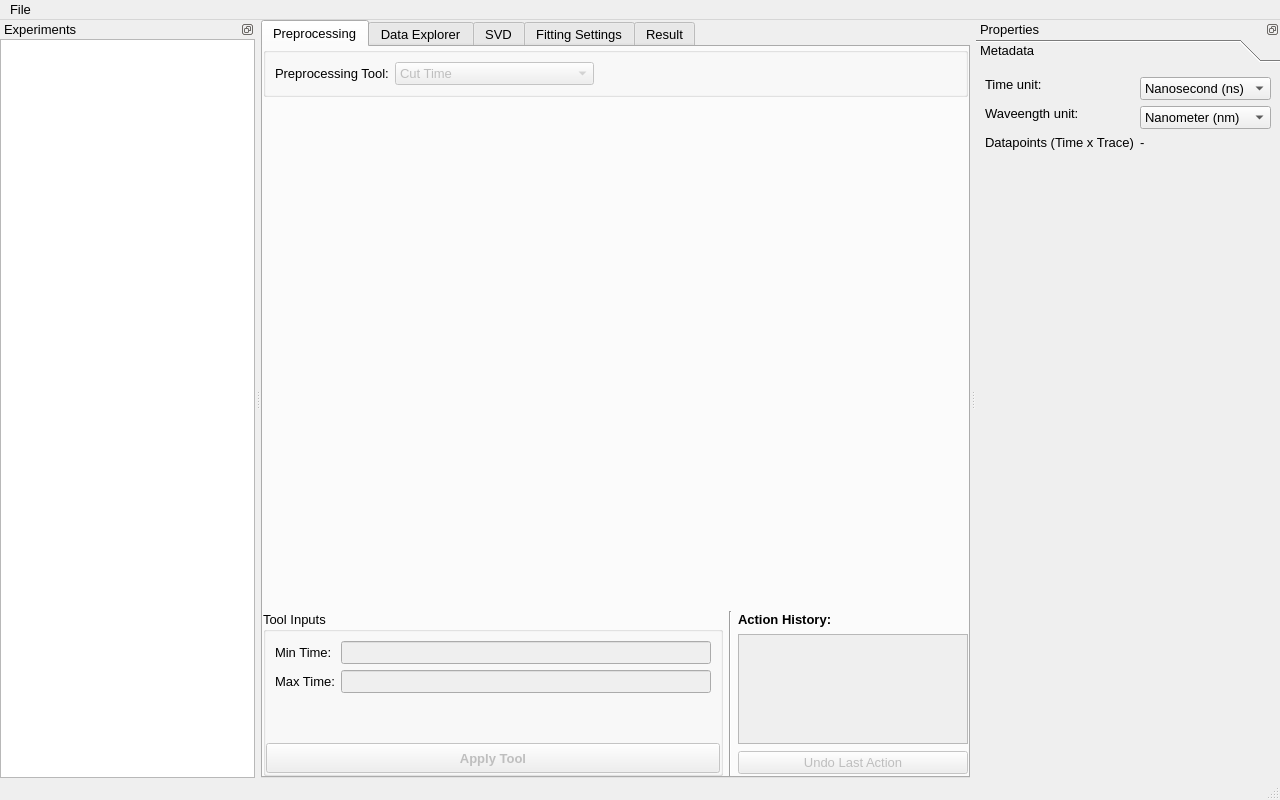
Qt form ultrapyfit/gui/ui/main_window.ui (Minex1989/ultrapyfit) before a commit.
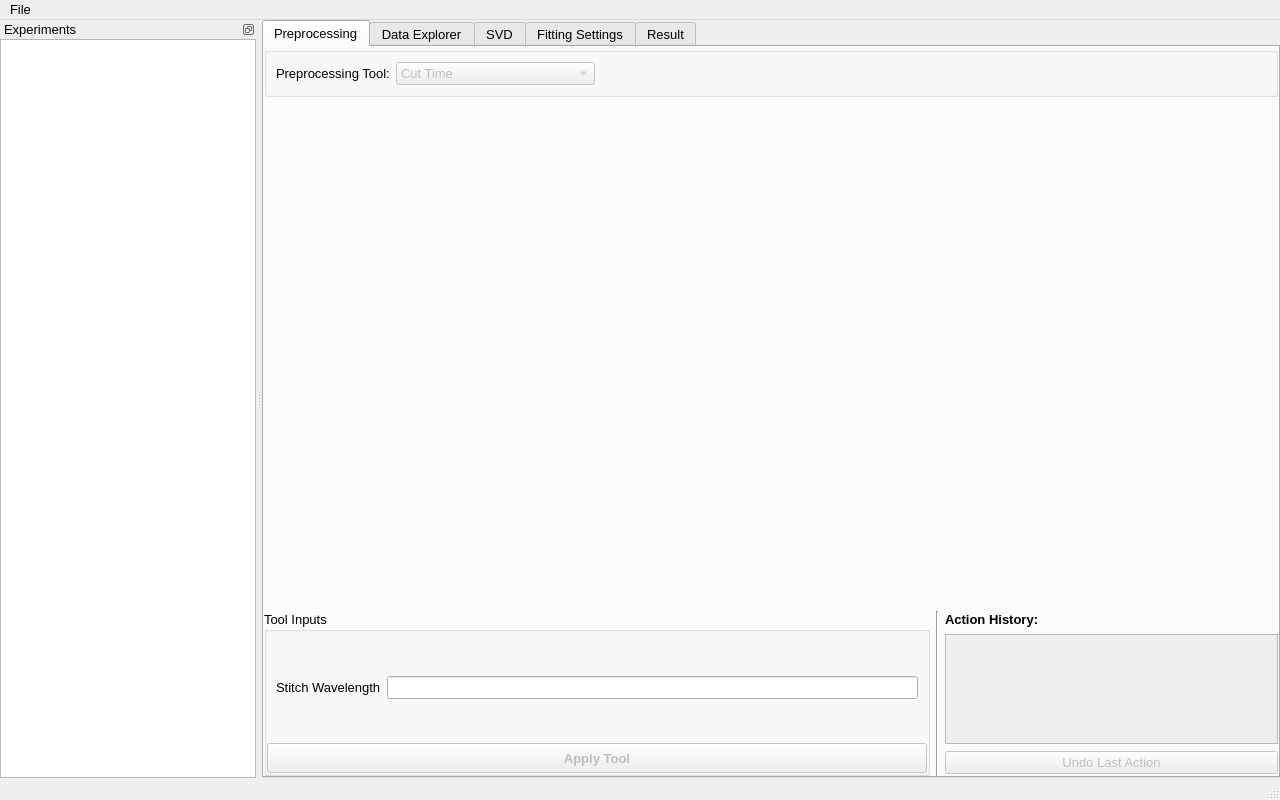
The same form after that commit. The open tabs and pages were chosen to show the change. Icons and pictures are not drawn. Custom widgets are drawn as their Qt base class.

Commit message:
Refactor main window into controllers and add Correct Overlap tool
- Extract logic from `main_window.py` into dedicated controllers (experiment, fitting, plot, preprocessing, settings, and svd)
- Enhance `Experiment` save/load capabilities to preserve SVD matrices, fitting state, and preprocessing history
- Add "Correct Overlap" preprocessing tool for sensor stitching
- Optimize 3D and 2D plotting performance with adaptive striding and downsampling
- Remove `dockProperties` from UI and update the import dialog parsing logic

What changed in the file:
```diff
--- a/ultrapyfit/gui/ui/main_window.ui
+++ b/ultrapyfit/gui/ui/main_window.ui
@@ -652,6 +652,20 @@
                  </item>
                 </layout>
                </widget>
+               <widget class="QWidget" name="pageOverlapCorrection">
+                <layout class="QHBoxLayout" name="horizontalLayout_19">
+                 <item>
+                  <widget class="QLabel" name="lblStitchPoint">
+                   <property name="text">
+                    <string>Stitch Wavelength</string>
+                   </property>
+                  </widget>
+                 </item>
+                 <item>
+                  <widget class="QLineEdit" name="leStitchPoint"/>
+                 </item>
+                </layout>
+               </widget>
               </widget>
              </item>
              <item>
@@ -3698,233 +3712,6 @@
     </layout>
    </widget>
   </widget>
-  <widget class="QDockWidget" name="dockProperties">
-   <property name="sizePolicy">
-    <sizepolicy hsizetype="Preferred" vsizetype="Expanding">
-     <horstretch>0</horstretch>
-     <verstretch>0</verstretch>
-    </sizepolicy>
-   </property>
-   <property name="minimumSize">
-    <size>
-     <width>200</width>
-     <height>536</height>
-    </size>
-   </property>
-   <property name="baseSize">
-    <size>
-     <width>300</width>
-     <height>767</height>
-    </size>
-   </property>
-   <property name="features">
-    <set>QDockWidget::DockWidgetFeature::DockWidgetFloatable|QDockWidget::DockWidgetFeature::DockWidgetMovable</set>
-   </property>
-   <property name="allowedAreas">
-    <set>Qt::DockWidgetArea::LeftDockWidgetArea|Qt::DockWidgetArea::RightDockWidgetArea</set>
-   </property>
-   <property name="windowTitle">
-    <string>Properties</string>
-   </property>
-   <property name="dockLocation">
-    <enum>Qt::DockWidgetArea::RightDockWidgetArea</enum>
-   </property>
-   <attribute name="dockWidgetArea">
-    <number>2</number>
-   </attribute>
-   <widget class="QWidget" name="dockPropertiesContents">
-    <layout class="QVBoxLayout" name="verticalLayout_3">
-     <property name="spacing">
-      <number>0</number>
-     </property>
-     <property name="leftMargin">
-      <number>0</number>
-     </property>
-     <property name="topMargin">
-      <number>0</number>
-     </property>
-     <property name="rightMargin">
-      <number>0</number>
-     </property>
-     <property name="bottomMargin">
-      <number>0</number>
-     </property>
-     <item>
-      <widget class="QToolBox" name="tbxProperties">
-       <property name="sizePolicy">
-        <sizepolicy hsizetype="Preferred" vsizetype="Expanding">
-         <horstretch>0</horstretch>
-         <verstretch>0</verstretch>
-        </sizepolicy>
-       </property>
-       <property name="currentIndex">
-        <number>0</number>
-       </property>
-       <widget class="QWidget" name="pageMetadata">
-        <property name="geometry">
-         <rect>
-          <x>0</x>
-          <y>0</y>
-          <width>314</width>
-          <height>676</height>
-         </rect>
-        </property>
-        <attribute name="label">
-         <string>Metadata</string>
-        </attribute>
-        <layout class="QFormLayout" name="formLayout_4">
-         <item row="0" column="0">
-          <widget class="QLabel" name="lblTimeMetric">
-           <property name="sizePolicy">
-            <sizepolicy hsizetype="Fixed" vsizetype="Fixed">
-             <horstretch>0</horstretch>
-             <verstretch>0</verstretch>
-            </sizepolicy>
-           </property>
-           <property name="minimumSize">
-            <size>
-             <width>0</width>
-             <height>0</height>
-            </size>
-           </property>
-           <property name="font">
-            <font>
-             <pointsize>10</pointsize>
-             <bold>false</bold>
-             <kerning>true</kerning>
-            </font>
-           </property>
-           <property name="text">
-            <string>Time unit:</string>
-           </property>
-          </widget>
-         </item>
-         <item row="0" column="1">
-          <widget class="QComboBox" name="cbTimeMetric">
-           <property name="font">
-            <font>
-             <pointsize>10</pointsize>
-             <bold>false</bold>
-            </font>
-           </property>
-           <item>
-            <property name="text">
-             <string>Nanosecond (ns)</string>
-            </property>
-           </item>
-           <item>
-            <property name="text">
-             <string>Microsecond (μs)</string>
-            </property>
-           </item>
-           <item>
-            <property name="text">
-             <string>Picosecond (ps)</string>
-            </property>
-           </item>
-           <item>
-            <property name="text">
-             <string>Femtosecond (fs)</string>
-            </property>
-           </item>
-           <item>
-            <property name="text">
-             <string>Attosecond (as)</string>
-            </property>
-           </item>
-          </widget>
-         </item>
-         <item row="1" column="0">
-          <widget class="QLabel" name="lblWavelengthMetric">
-           <property name="sizePolicy">
-            <sizepolicy hsizetype="Fixed" vsizetype="Fixed">
-             <horstretch>0</horstretch>
-             <verstretch>0</verstretch>
-            </sizepolicy>
-           </property>
-           <property name="font">
-            <font>
-             <pointsize>10</pointsize>
-             <bold>false</bold>
-            </font>
-           </property>
-           <property name="text">
-            <string>Waveength unit:</string>
-           </property>
-          </widget>
-         </item>
-         <item row="1" column="1">
-          <widget class="QComboBox" name="cbWavelengthMetric">
-           <property name="font">
-            <font>
-             <pointsize>10</pointsize>
-             <bold>false</bold>
-            </font>
-           </property>
-           <item>
-            <property name="text">
-             <string>Nanometer (nm)</string>
-            </property>
-           </item>
-           <item>
-            <property name="text">
-             <string>Micrometer (µm)</string>
-            </property>
-           </item>
-           <item>
-            <property name="text">
-             <string>Picometer (pm)</string>
-            </property>
-           </item>
-          </widget>
-         </item>
-         <item row="2" column="0">
-          <widget class="QLabel" name="lblMetaShapeDescription">
-           <property name="text">
-            <string>Datapoints (Time x Trace)</string>
-           </property>
-          </widget>
-         </item>
-         <item row="2" column="1">
-          <widget class="QLabel" name="lblMetaShape">
-           <property name="text">
-            <string>-</string>
-           </property>
-          </widget>
-         </item>
-         <item row="3" column="0">
-          <spacer name="verticalSpacer">
-           <property name="orientation">
-            <enum>Qt::Orientation::Vertical</enum>
-           </property>
-           <property name="sizeHint" stdset="0">
-            <size>
-             <width>20</width>
-             <height>40</height>
-            </size>
-           </property>
-          </spacer>
-         </item>
-         <item row="3" column="1">
-          <spacer name="verticalSpacer_2">
-           <property name="orientation">
-            <enum>Qt::Orientation::Vertical</enum>
-           </property>
-           <property name="sizeHint" stdset="0">
-            <size>
-             <width>20</width>
-             <height>40</height>
-            </size>
-           </property>
-          </spacer>
-         </item>
-        </layout>
-       </widget>
-      </widget>
-     </item>
-    </layout>
-   </widget>
-  </widget>
   <widget class="QStatusBar" name="statusbar"/>
   <action name="actImport">
    <property name="text">
```
Left out of the diff: 11 changed lines with no effect on the pictures. The commit also changes 16 other files.
